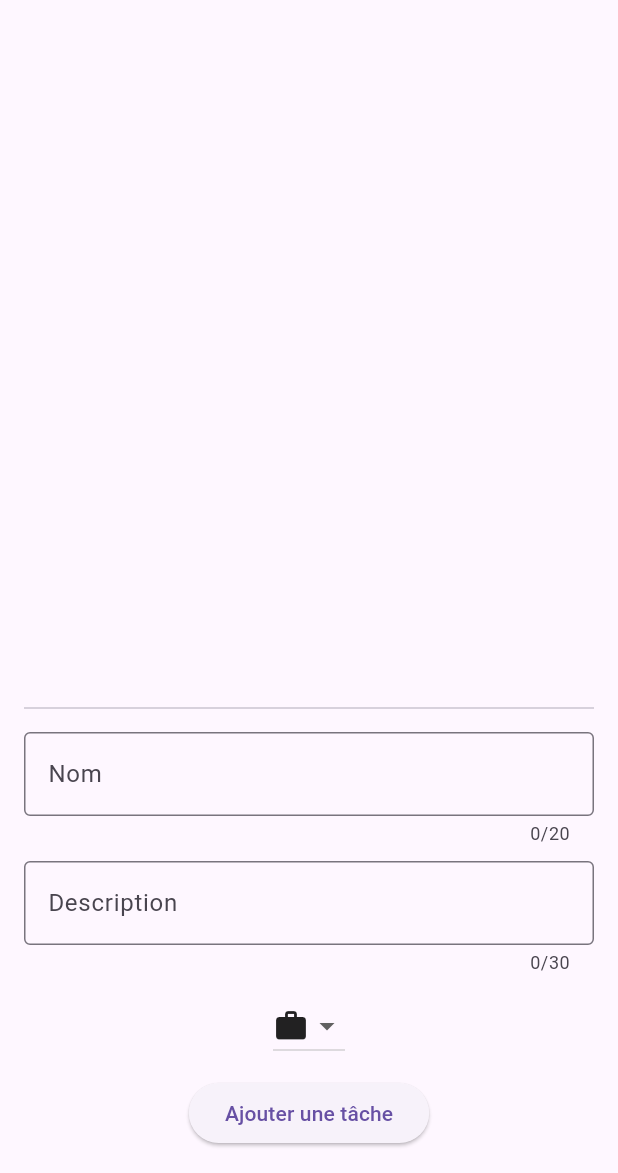
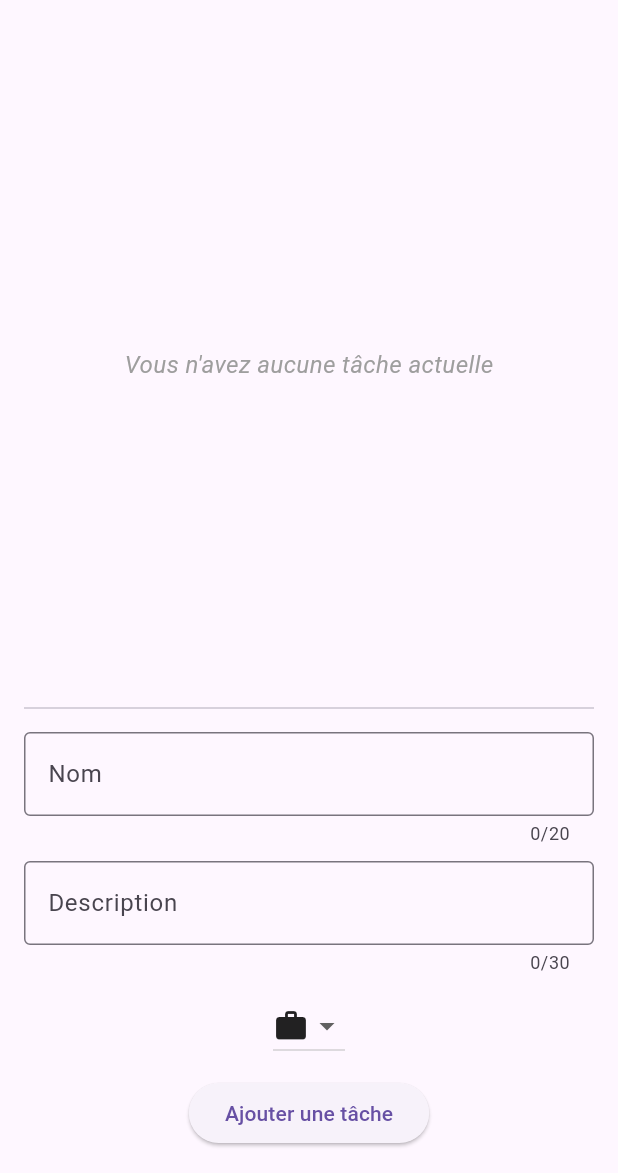
Before and after one commit to LucPASCUAL/flutter-eval, a Flutter app: the TodoListPage screen opened directly, on a phone screen of 412 x 824 dp, the part 63-1236 px from its top. Run offline on Flutter 3.47's test engine with Material 3 defaults, Android fonts, the phone set to English and light mode, and no system bars; our stand-ins replace flutter_slidable; statements that could not run were skipped.

Commit message:
3eme commit

```diff
--- a/lib/presentation/screens/todo_list_page.dart
+++ b/lib/presentation/screens/todo_list_page.dart
@@ -49,7 +49,18 @@ class _TodoListPageState extends State<TodoListPage> {
         child: Column(
           children: [
             Expanded(
-              child: ListView.builder(
+              child: _models.isEmpty
+                  ? Center(
+                      child: Text(
+                        "Vous n'avez aucune tâche actuelle",
+                        style: TextStyle(
+                          fontSize: 16,
+                          color: StyleUtil.isEmptyColor,
+                          fontStyle: FontStyle.italic,
+                        ),
+                      ),
+                    )
+                  : ListView.builder(
                       itemCount: _models.length,
                       itemBuilder: (context, index) => ModelTile(
                         model: _models[index],
--- a/lib/util/style_util.dart
+++ b/lib/util/style_util.dart
@@ -5,6 +5,7 @@ class StyleUtil {
   static const Color backgroundColorDelete = Colors.red;
   static const Color backgroundColorCopy = Colors.blue;
   static const Color backgroundColorCopied = Colors.green;
+  static const Color isEmptyColor = Colors.grey;
 
   static TextStyle getMainTextStyle() {
     return TextStyle(
```
Lines whose indentation alone changed are shown as unchanged.
